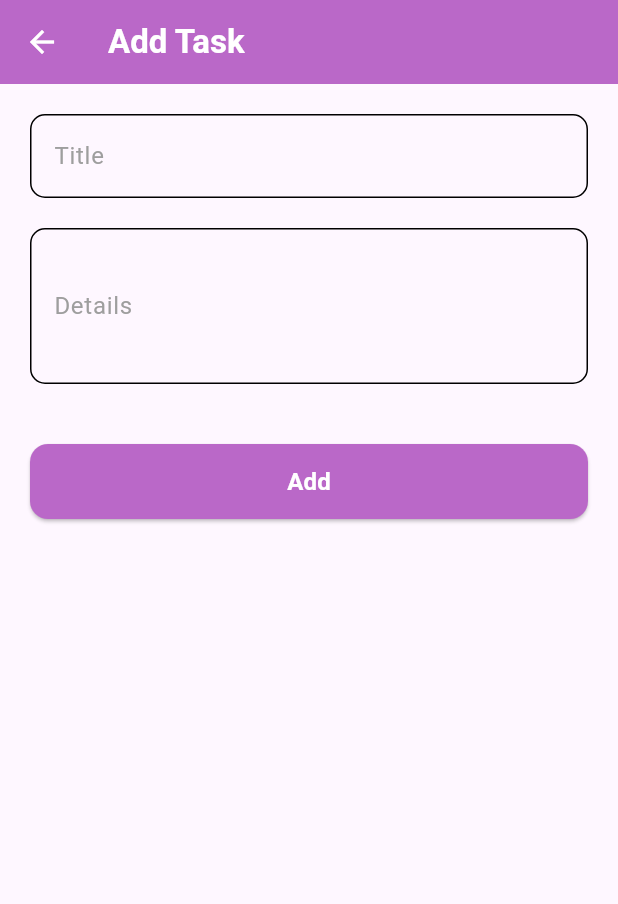
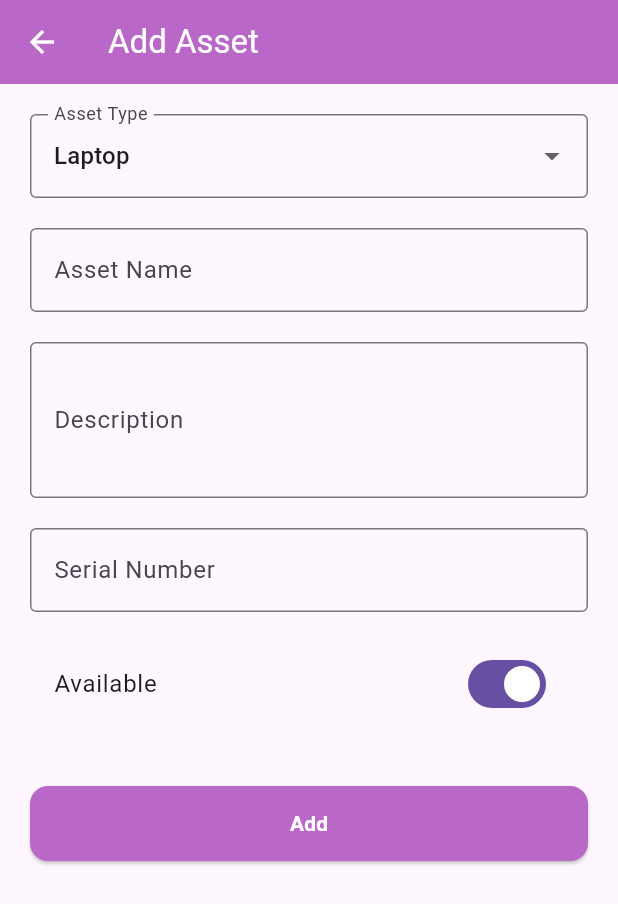
Before and after one commit to safnaTk/todo_app, a Flutter app: the screen it shows after launch, after a tap on "Get Started", after a tap on the "add" icon, on a phone screen of 412 x 824 dp. Shown: the top 904 px of the screen. Run offline on Flutter 3.47's test engine with Material 3 defaults, Android fonts, the phone set to English and light mode, and no system bars; our stand-ins replace sqflite, sqflite_common_ffi_web; accounts and stored records are empty.

Commit message:
make changes in screens

```diff
--- /dev/null
+++ b/lib/controller/asesetsscreen_controller.dart
@@ -0,0 +1,74 @@
+import 'package:flutter/foundation.dart';
+import 'package:sqflite/sqflite.dart';
+import 'package:sqflite_common_ffi_web/sqflite_ffi_web.dart';
+
+class AssetController with ChangeNotifier {
+  static late Database database;
+  static List<Map> assetList = [];
+
+  //  Open the database
+  static Future<void> openDb() async {
+    if (kIsWeb) {
+      databaseFactory = databaseFactoryFfiWeb;
+    }
+
+    database = await openDatabase(
+      "asset_manager.db", // DB name
+      version: 1,
+      onCreate: (Database db, int version) async {
+        await db.execute('''
+          CREATE TABLE Assets (
+            id INTEGER PRIMARY KEY,
+            type TEXT,
+            name TEXT,
+            description TEXT,
+            serialNumber TEXT,
+            isAvailable INTEGER
+          )
+        ''');
+      },
+    );
+  }
+
+  //  Add asset
+  static Future<void> addAsset({
+    required String type,
+    required String name,
+    required String description,
+    required String serialNumber,
+    required bool isAvailable,
+  }) async {
+    await database.rawInsert(
+      'INSERT INTO Assets(type, name, description, serialNumber, isAvailable) VALUES (?, ?, ?, ?, ?)',
+      [type, name, description, serialNumber, isAvailable ? 1 : 0],
+    );
+    await getAllAssets();
+  }
+
+  // Get all assets
+  static Future<void> getAllAssets() async {
+    assetList = await database.rawQuery('SELECT * FROM Assets');
+  }
+
+  //  Delete asset
+  static Future<void> deleteAsset(int id) async {
+    await database.rawDelete('DELETE FROM Assets WHERE id = ?', [id]);
+    await getAllAssets();
+  }
+
+  //  Update asset
+  static Future<void> updateAsset({
+    required int id,
+    required String type,
+    required String name,
+    required String description,
+    required String serialNumber,
+    required bool isAvailable,
+  }) async {
+    await database.rawUpdate(
+      'UPDATE Assets SET type = ?, name = ?, description = ?, serialNumber = ?, isAvailable = ? WHERE id = ?',
+      [type, name, description, serialNumber, isAvailable ? 1 : 0, id],
+    );
+    await getAllAssets();
+  }
+}
--- a/lib/controller/todo_screen_controller.dart
+++ /dev/null
@@ -1,65 +0,0 @@
-import 'package:flutter/foundation.dart';
-
-import 'package:sqflite/sqflite.dart';
-import 'package:sqflite_common_ffi_web/sqflite_ffi_web.dart';
-
-class TodoScreenController {
-  static late Database database;
-  static List<Map> taskList = [];
-
-  //sqflite codes----
-
-  static Future<void> openDb() async {
-    if (kIsWeb) {
-      databaseFactory = databaseFactoryFfiWeb;
-    }
-    // initialize the database
-
-    database = await openDatabase(
-      "todo.db", // path-db name
-      version: 1,
-      onCreate: (Database db, int version) async {
-        // when creating db,create table
-        // db database object
-        await db.execute(
-          'CREATE TABLE Todo (id INTEGER PRIMARY KEY, title TEXT, des TEXT)',
-        );
-      },
-    );
-  }
-
-  // insert a data to db
-  static Future<void> addTask({
-    required String title,
-    required String des,
-  }) async {
-    await database.rawInsert('INSERT INTO Todo(title, des) VALUES(?,?)', [
-      title,
-      des,
-    ]);
-    await getAllTasks();
-  }
-
-  // get data from db
-  static Future<void> getAllTasks() async {
-    taskList = await database.rawQuery('SELECT * FROM Todo');
-  }
-
-  // delete data
-  static Future<void> deleteTask(var taskId) async {
-    await database.rawDelete('DELETE FROM Todo WHERE id = ?', [taskId]);
-    await getAllTasks();
-  }
-
-  static Future<void> updateTask({
-    required String title,
-    required String des,
-    required var taskId,
-  }) async {
-    await database.rawUpdate(
-      'UPDATE Todo SET title = ?, des = ? WHERE id = ?',
-      [title, des, taskId],
-    );
-    await getAllTasks();
-  }
-}
--- a/lib/main.dart
+++ b/lib/main.dart
@@ -1,11 +1,11 @@
+import 'package:asset_manager/controller/asesetsscreen_controller.dart';
+import 'package:asset_manager/view/welcome_screen/welcome_screen.dart';
 import 'package:flutter/material.dart';
-import 'package:todo_app/controller/todo_screen_controller.dart';
 
-import 'package:todo_app/view/welcome_screen/welcome_screen.dart';
 
 Future<void> main() async {
-WidgetsFlutterBinding.ensureInitialized();// binding class connect flutter frimework to the underlined plateform
- await TodoScreenController.openDb();
+WidgetsFlutterBinding.ensureInitialized();
+ await AssetController.openDb();
   runApp(MyApp());
 }
 
--- /dev/null
+++ b/lib/view/add_assets_screen.dart/add_assets_screen.dart
@@ -0,0 +1,162 @@
+import 'package:asset_manager/controller/asesetsscreen_controller.dart';
+import 'package:flutter/material.dart';
+
+class AddAssetScreen extends StatefulWidget {
+  final bool isEdit;
+  final int? id;
+  final String? type;
+  final String? name;
+  final String? description;
+  final String? serialNumber;
+  final bool? isAvailable;
+
+  const AddAssetScreen({
+    super.key,
+    this.isEdit = false,
+    this.id,
+    this.type,
+    this.name,
+    this.description,
+    this.serialNumber,
+    this.isAvailable,
+  });
+
+  @override
+  State<AddAssetScreen> createState() => AddAssetScreenState();
+}
+
+class AddAssetScreenState extends State<AddAssetScreen> {
+  final nameController = TextEditingController();
+  final descController = TextEditingController();
+  final serialController = TextEditingController();
+  String type = 'Laptop';
+  bool isAvailable = true;
+
+  @override
+  void initState() {
+    if (widget.isEdit) {
+      type = widget.type ?? 'Laptop';
+      nameController.text = widget.name ?? '';
+      descController.text = widget.description ?? '';
+      serialController.text = widget.serialNumber ?? '';
+      isAvailable = widget.isAvailable ?? true;
+    }
+    super.initState();
+  }
+
+  @override
+  void dispose() {
+    nameController.dispose();
+    descController.dispose();
+    serialController.dispose();
+    super.dispose();
+  }
+
+  @override
+  Widget build(BuildContext context) {
+    return Scaffold(
+      appBar: AppBar(
+        backgroundColor: Colors.purple[300],
+        title: Text(
+          widget.isEdit ? 'Update Asset' : 'Add Asset',
+          style: const TextStyle(color: Colors.white),
+        ),
+        leading: IconButton(
+          icon: const Icon(Icons.arrow_back, color: Colors.white),
+          onPressed: () => Navigator.pop(context),
+        ),
+      ),
+      body: Padding(
+        padding: const EdgeInsets.all(20),
+        child: ListView(
+          children: [
+            DropdownButtonFormField<String>(
+              value: type,
+              items:
+                  ['Laptop', 'Vehicle', 'Motor', 'Other']
+                      .map((e) => DropdownMenuItem(value: e, child: Text(e)))
+                      .toList(),
+              onChanged: (val) => setState(() => type = val!),
+              decoration: const InputDecoration(
+                labelText: "Asset Type",
+                border: OutlineInputBorder(),
+              ),
+            ),
+            const SizedBox(height: 20),
+            TextFormField(
+              controller: nameController,
+              decoration: const InputDecoration(
+                labelText: "Asset Name",
+                border: OutlineInputBorder(),
+              ),
+            ),
+            const SizedBox(height: 20),
+            TextFormField(
+              controller: descController,
+              maxLines: 3,
+              decoration: const InputDecoration(
+                labelText: "Description",
+                border: OutlineInputBorder(),
+              ),
+            ),
+            const SizedBox(height: 20),
+            TextFormField(
+              controller: serialController,
+              decoration: const InputDecoration(
+                labelText: "Serial Number",
+                border: OutlineInputBorder(),
+              ),
+            ),
+            const SizedBox(height: 20),
+            SwitchListTile(
+              title: const Text("Available"),
+              value: isAvailable,
+              onChanged: (val) => setState(() => isAvailable = val),
+            ),
+            const SizedBox(height: 40),
+            SizedBox(
+              width: double.infinity,
+              height: 50,
+              child: ElevatedButton(
+                style: ElevatedButton.styleFrom(
+                  backgroundColor: Colors.purple[300],
+                  shape: RoundedRectangleBorder(
+                    borderRadius: BorderRadius.circular(12),
+                  ),
+                ),
+                onPressed: () async {
+                  if (widget.isEdit) {
+                    await AssetController.updateAsset(
+                      id: widget.id!,
+                      type: type,
+                      name: nameController.text,
+                      description: descController.text,
+                      serialNumber: serialController.text,
+                      isAvailable: isAvailable,
+                    );
+                  } else {
+                    await AssetController.addAsset(
+                      type: type,
+                      name: nameController.text,
+                      description: descController.text,
+                      serialNumber: serialController.text,
+                      isAvailable: isAvailable,
+                    );
+                  }
+                  Navigator.pop(context, true);
+                },
+                child: Text(
+                  widget.isEdit ? "Update" : "Add",
+                  style: const TextStyle(
+                    color: Colors.white,
+                    fontWeight: FontWeight.bold,
+                  ),
+                ),
+              ),
+            ),
+          ],
+        ),
+      ),
+    );
+  }
+}
--- a/lib/view/add_task_screen/add_task_screen.dart
+++ /dev/null
@@ -1,150 +0,0 @@
-import 'package:flutter/material.dart';
-import 'package:todo_app/controller/todo_screen_controller.dart';
-
-class AddTaskScreen extends StatefulWidget {
-  const AddTaskScreen({
-    super.key,
-    this.isEdit = false,
-    this.taskTitle,
-    this.des,
-    this.taskId,
-  });
-  final bool isEdit; // for updating data
-  final String? taskTitle;
-  final String? des;
-  final int? taskId;
-  @override
-  State<AddTaskScreen> createState() => _AddTaskScreenState();
-}
-
-class _AddTaskScreenState extends State<AddTaskScreen> {
-  TextEditingController titleController =
-      TextEditingController(); // data show-controller
-  TextEditingController desController = TextEditingController();
-  @override
-  void initState() {
-    // update the controllers with value from db
-    if (widget.isEdit) {
-      titleController.text = widget.taskTitle ?? "";
-      desController.text = widget.des ?? "";
-      setState(() {});
-    }
-
-    super.initState();
-  }
-
-  @override
-  Widget build(BuildContext context) {
-    return Scaffold(
-      appBar: AppBar(
-        backgroundColor: Colors.purple[300],
-        elevation: 0,
-        leading: IconButton(
-          icon: Icon(Icons.arrow_back, color: Colors.white),
-          onPressed: () {
-            Navigator.pop(context, true);
-          },
-        ),
-        title: Text(
-          widget.isEdit == true ? "Update task" : 'Add Task',
-          style: TextStyle(color: Colors.white, fontWeight: FontWeight.bold),
-        ),
-      ),
-      body: Padding(
-        padding: EdgeInsets.all(20),
-        child: Column(
-          crossAxisAlignment: CrossAxisAlignment.start,
-          children: [
-            TextFormField(
-              controller: titleController,
-              style: TextStyle(color: Colors.black),
-              decoration: InputDecoration(
-                hintText: "Title",
-                label: Text("Title", style: TextStyle(color: Colors.grey)),
-                hintStyle: TextStyle(color: Colors.black54),
-                enabledBorder: OutlineInputBorder(
-                  borderRadius: BorderRadius.circular(10),
-                  borderSide: BorderSide(color: Colors.black),
-                ),
-                focusedBorder: OutlineInputBorder(
-                  borderRadius: BorderRadius.circular(10),
-                  borderSide: BorderSide(color: Colors.white),
-                ),
-                errorBorder: OutlineInputBorder(
-                  borderRadius: BorderRadius.circular(10),
-                  borderSide: BorderSide(color: Colors.red),
-                ),
-                border: UnderlineInputBorder(),
-              ),
-            ),
-            SizedBox(height: 20),
-            TextFormField(
-              controller: desController,
-              maxLines: 3,
-              minLines: 3,
-              style: TextStyle(color: Colors.black),
-              decoration: InputDecoration(
-                hintText: "Enter details ",
-                label: Text("Details", style: TextStyle(color: Colors.grey)),
-                hintStyle: TextStyle(color: Colors.black54),
-                enabledBorder: OutlineInputBorder(
-                  borderRadius: BorderRadius.circular(10),
-                  borderSide: BorderSide(color: Colors.black),
-                ),
-                focusedBorder: OutlineInputBorder(
-                  borderRadius: BorderRadius.circular(10),
-                  borderSide: BorderSide(color: Colors.white),
-                ),
-                errorBorder: OutlineInputBorder(
-                  borderRadius: BorderRadius.circular(10),
-                  borderSide: BorderSide(color: Colors.red),
-                ),
-                border: UnderlineInputBorder(),
-              ),
-            ),
-
-            SizedBox(height: 40),
-            SizedBox(
-              width: double.infinity,
-              height: 50,
-              child: ElevatedButton(
-                onPressed: () async {
-                  if (widget.isEdit) {
-                    await TodoScreenController.updateTask(
-                      taskId: widget.taskId,
-                      title: titleController.text,
-                      des: desController.text,
-                    );
-                    // to edit data
-                  } else {
-                    // to add a task
-                    await TodoScreenController.addTask(
-                      title: titleController.text,
-                      des: desController.text,
-                    );
-                  }
-
-                  Navigator.pop(context);
-                },
-                style: ElevatedButton.styleFrom(
-                  backgroundColor: Colors.purple[300],
-                  shape: RoundedRectangleBorder(
-                    borderRadius: BorderRadius.circular(12),
-                  ),
-                ),
-                child: Text(
-                  widget.isEdit ? "Update" : "Add",
-                  style: TextStyle(
-                    color: Colors.white,
-                    fontWeight: FontWeight.bold,
-                    fontSize: 16,
-                  ),
-                ),
-              ),
-            ),
-          ],
-        ),
-      ),
-    );
-  }
-}
--- /dev/null
+++ b/lib/view/assets_list_screen.dart/assets_list_screen.dart
@@ -0,0 +1,90 @@
+
+import 'package:asset_manager/controller/asesetsscreen_controller.dart';
+import 'package:asset_manager/view/add_assets_screen.dart/add_assets_screen.dart';
+import 'package:flutter/material.dart';
+
+
+
+class AssetListScreen extends StatefulWidget {
+  const AssetListScreen({super.key});
+
+  @override
+  State<AssetListScreen> createState() => _AssetListScreenState();
+}
+
+class _AssetListScreenState extends State<AssetListScreen> {
+  @override
+  void initState() {
+    AssetController.getAllAssets().then((_) => setState(() {}));
+    super.initState();
+  }
+
+  @override
+  Widget build(BuildContext context) {
+    return Scaffold(
+      appBar: AppBar(
+        backgroundColor: Colors.purple[300],
+        title: const Text("My Assets", style: TextStyle(color: Colors.white, fontWeight: FontWeight.bold)),
+      ),
+      body: ListView.builder(
+        padding: const EdgeInsets.all(20),
+        itemCount: AssetController.assetList.length,
+        itemBuilder: (context, index) {
+          final asset = AssetController.assetList[index];
+          return Card(
+            shape: RoundedRectangleBorder(borderRadius: BorderRadius.circular(15)),
+            elevation: 2,
+            child: ListTile(
+              title: Text(asset["name"] ?? "", style: TextStyle(fontWeight: FontWeight.bold, color: Colors.purple[300])),
+              subtitle: Text("Type: ${asset["type"]}\nSerial: ${asset["serialNumber"]}"),
+              trailing: Row(
+                mainAxisSize: MainAxisSize.min,
+                children: [
+                  Icon(Icons.circle, color: asset["isAvailable"] == 1 ? Colors.green : Colors.red, size: 16),
+                  IconButton(
+                    icon: const Icon(Icons.edit, color: Colors.purple),
+                    onPressed: () async {
+                      await Navigator.push(
+                        context,
+                        MaterialPageRoute(
+                          builder: (_) => AddAssetScreen(
+                            isEdit: true,
+                            id: asset["id"],
+                            type: asset["type"],
+                            name: asset["name"],
+                            description: asset["description"],
+                            serialNumber: asset["serialNumber"],
+                            isAvailable: asset["isAvailable"] == 1,
+                          ),
+                        ),
+                      );
+                      setState(() {});
+                    },
+                  ),
+                  IconButton(
+                    icon: const Icon(Icons.delete, color: Colors.purple),
+                    onPressed: () async {
+                      await AssetController.deleteAsset(asset["id"]);
+                      setState(() {});
+                    },
+                  ),
+                ],
+              ),
+            ),
+          );
+        },
+      ),
+      floatingActionButton: FloatingActionButton(
+        backgroundColor: Colors.purple[300],
+        child: const Icon(Icons.add, color: Colors.white),
+        onPressed: () async {
+          await Navigator.push(
+            context,
+            MaterialPageRoute(builder: (_) => const AddAssetScreen()),
+          );
+          setState(() {});
+        },
+      ),
+    );
+  }
+}
--- a/lib/view/todo_list_screen/todo-list-screen.dart
+++ /dev/null
@@ -1,104 +0,0 @@
-// sqflite -local database- phone memory
-import 'package:flutter/material.dart';
-import 'package:todo_app/controller/todo_screen_controller.dart';
-import 'package:todo_app/view/add_task_screen/add_task_screen.dart';
-
-class ToDoListScreen extends StatefulWidget {
-  const ToDoListScreen({super.key});
-
-  @override
-  State<ToDoListScreen> createState() => _ToDoListScreenState();
-}
-
-class _ToDoListScreenState extends State<ToDoListScreen> {
-  @override
-  @override
-  Widget build(BuildContext context) {
-    return Scaffold(
-      appBar: AppBar(
-        backgroundColor: Colors.purple[300],
-        title: Text(
-          "My Tasks",
-          style: TextStyle(color: Colors.white, fontWeight: FontWeight.bold),
-        ),
-      ),
-      body: ListView.builder(
-        padding: EdgeInsets.all(20),
-        itemCount: TodoScreenController.taskList.length, // Dummy task count
-        itemBuilder: (context, index) {
-          return Card(
-            shape: RoundedRectangleBorder(
-              borderRadius: BorderRadius.circular(15),
-            ),
-            elevation: 2,
-            child: ListTile(
-              title: Text(
-                TodoScreenController.taskList[index]["title"] ?? "",
-                style: TextStyle(
-                  fontWeight: FontWeight.bold,
-                  color: Colors.purple[300],
-                ),
-              ),
-              subtitle: Text(TodoScreenController.taskList[index]["des"] ?? ""),
-              trailing: Row(
-                mainAxisSize: MainAxisSize.min,
-                spacing: 12,
-                children: [
-                  IconButton(
-                    onPressed: () async {
-                      await Navigator.push(
-                        context,
-                        MaterialPageRoute(
-                          builder:
-                              (context) => AddTaskScreen(
-                                isEdit: true,
-                                taskId:
-                                    TodoScreenController
-                                        .taskList[index]["id"] ??
-                                    "",
-                                taskTitle:
-                                    TodoScreenController
-                                        .taskList[index]["title"] ??
-                                    "",
-                                des:
-                                    TodoScreenController
-                                        .taskList[index]["des"] ??
-                                    "",
-                              ),
-                        ),
-                      );
-                      setState(() {});
-                    },
-                    icon: Icon(Icons.edit, color: Colors.purple[300]),
-                  ),
-                  IconButton(
-                    onPressed: () async {
-                      int taskId =
-                          TodoScreenController.taskList[index]["id"] ?? "";
-                      await TodoScreenController.deleteTask(taskId);
-
-                      setState(() {});
-                    },
-                    icon: Icon(Icons.delete, color: Colors.purple[300]),
-                  ),
-                ],
-              ),
-            ),
-          );
-        },
-      ),
-      floatingActionButton: FloatingActionButton(
-        backgroundColor: Colors.purple[300],
-        child: Icon(Icons.add, color: Colors.white),
-        onPressed: () async {
-          await Navigator.push(
-            context,
-            MaterialPageRoute(builder: (context) => AddTaskScreen()),
-          );
-
-          setState(() {});
-        },
-      ),
-    );
-  }
-}
--- a/lib/view/welcome_screen/welcome_screen.dart
+++ b/lib/view/welcome_screen/welcome_screen.dart
@@ -1,7 +1,7 @@
+import 'package:asset_manager/controller/asesetsscreen_controller.dart';
+import 'package:asset_manager/view/assets_list_screen.dart/assets_list_screen.dart';
 import 'package:flutter/material.dart';
-import 'package:todo_app/controller/todo_screen_controller.dart';
 
-import 'package:todo_app/view/todo_list_screen/todo-list-screen.dart';
 
 class WelcomeScreen extends StatefulWidget {
   const WelcomeScreen({super.key});
@@ -13,13 +13,10 @@ class WelcomeScreen extends StatefulWidget {
 class _WelcomeScreenState extends State<WelcomeScreen> {
   @override
   void initState() {
-    WidgetsBinding.instance.addPostFrameCallback((timeStamp) async {
-
-      await TodoScreenController.getAllTasks();
+    WidgetsBinding.instance.addPostFrameCallback((_) async {
+      await AssetController.getAllAssets();
       setState(() {});
-    }
-    );
-
+    });
     super.initState();
   }
 
@@ -31,31 +28,36 @@ class _WelcomeScreenState extends State<WelcomeScreen> {
         child: Column(
           mainAxisAlignment: MainAxisAlignment.center,
           children: [
-            Text(
-              "Welcome to TODO App",
+            const Text(
+              "Welcome to Asset Manager",
               style: TextStyle(
                 color: Colors.white,
                 fontSize: 24,
                 fontWeight: FontWeight.bold,
               ),
             ),
-            SizedBox(height: 20),
+            const SizedBox(height: 20),
             ElevatedButton(
               onPressed: () {
                 Navigator.pushReplacement(
                   context,
-                  MaterialPageRoute(builder: (context) => ToDoListScreen()),
+                  MaterialPageRoute(
+                    builder: (context) => const AssetListScreen(),
+                  ),
                 );
               },
               style: ElevatedButton.styleFrom(
                 backgroundColor: Colors.white,
                 foregroundColor: Colors.purple[300],
-                padding: EdgeInsets.symmetric(horizontal: 30, vertical: 12),
+                padding: const EdgeInsets.symmetric(
+                  horizontal: 30,
+                  vertical: 12,
+                ),
                 shape: RoundedRectangleBorder(
                   borderRadius: BorderRadius.circular(20),
                 ),
               ),
-              child: Text("Get Started", style: TextStyle(fontSize: 18)),
+              child: const Text("Get Started", style: TextStyle(fontSize: 18)),
             ),
           ],
         ),
--- a/pubspec.yaml
+++ b/pubspec.yaml
@@ -1,4 +1,4 @@
-name: todo_app
+name: asset_manager
 description: "A new Flutter project."
 # The following line prevents the package from being accidentally published to
 # pub.dev using `flutter pub publish`. This is preferred for private packages.
@@ -36,7 +36,9 @@ dependencies:
   cupertino_icons: ^1.0.8
   sqflite: ^2.4.2
   sqflite_common_ffi_web: ^1.0.0
-  intl: ^0.20.2
+
+  path: ^1.9.1
+  provider: ^6.1.5
 
 dev_dependencies:
   flutter_test:
```
Also changed, not shown: pubspec.lock.
